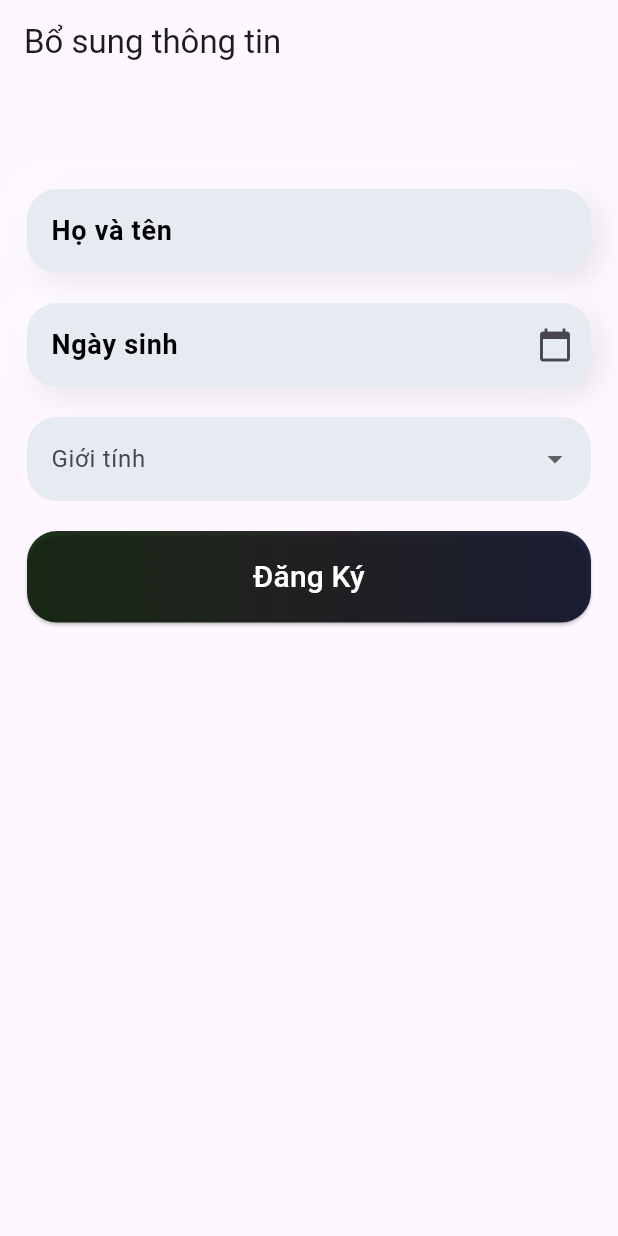
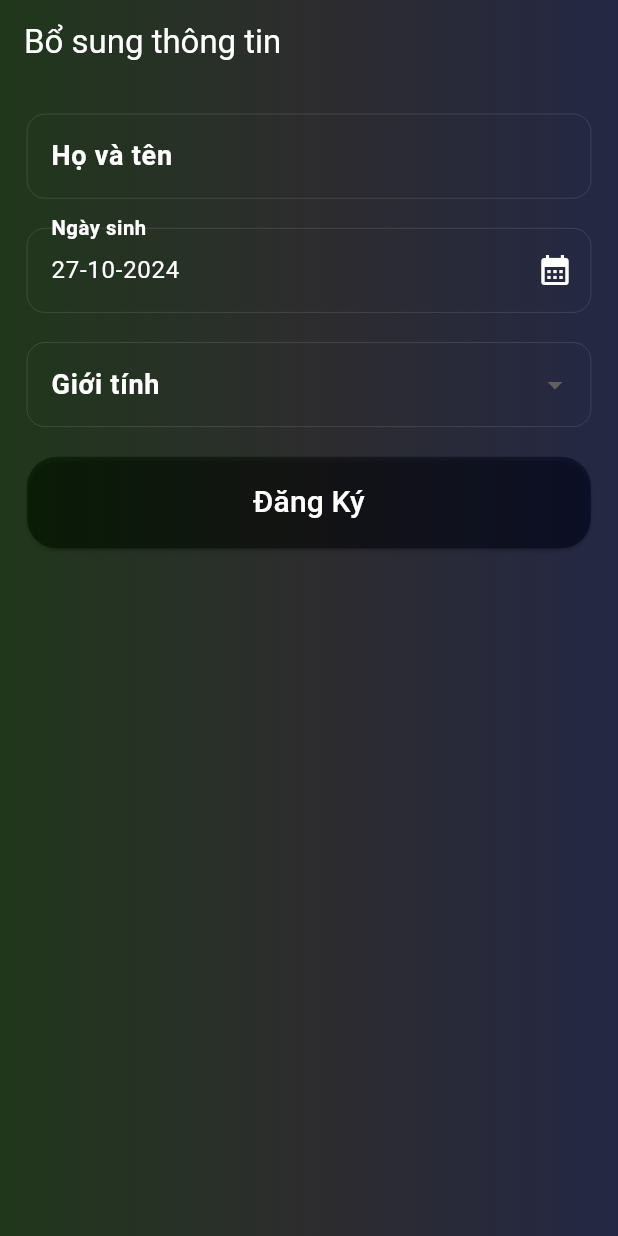
Before and after one commit to nguyenhuyk3/chat_app_mobile_fe, a Flutter app: the SignupFieldInforScreen screen opened directly with empty values, on a phone screen of 412 x 824 dp. Run offline on Flutter 3.47's test engine with Material 3 defaults, Android fonts, the phone set to English and light mode, and no system bars; our stand-ins replace bubble, cloud_firestore, firebase_auth, firebase_core, shared_preferences; missing offline and left inert: mailer; accounts and stored records are empty.

Commit message:
27/10/2024

```diff
--- a/lib/main.dart
+++ b/lib/main.dart
@@ -1,6 +1,5 @@
 import 'package:chat_app_mobile_fe/screens/authentication/login/login_screen.dart';
 import 'package:chat_app_mobile_fe/screens/chat/chat_home_screen.dart';
-import 'package:chat_app_mobile_fe/screens/setting/setting_screen.dart';
 import 'package:firebase_core/firebase_core.dart';
 import 'package:flutter/material.dart';
 import 'package:shared_preferences/shared_preferences.dart';
--- a/lib/models/collections/user.collec.dart
+++ b/lib/models/collections/user.collec.dart
@@ -76,4 +76,5 @@ class AppUser {
       updatedAt: json['updatedAt'],
     );
   }
+
 }
--- a/lib/screens/authentication/signup/signup_field_infor_screen.dart
+++ b/lib/screens/authentication/signup/signup_field_infor_screen.dart
@@ -14,11 +14,23 @@ class _SignupFieldInforScreenState extends State<SignupFieldInforScreen> {
   Widget build(BuildContext context) {
     return Scaffold(
       appBar: AppBar(
-        title: const Text('Bổ sung thông tin'),
+        title: const Text(
+          'Bổ sung thông tin',
+          style: TextStyle(color: Colors.white),
+        ),
+        flexibleSpace: Container(
+          decoration: const BoxDecoration(
+            gradient: LinearGradient(
+              colors: [
+                Color(0xE80A2405),
+                Color(0xE8181819),
+                Color(0xE80E1332),
+              ],
+            ),
+          ),
+        ),
       ),
-      body: SignupFieldInfor(
-        eamil: widget.email,
-      ),
+      body: SignupFieldInfor(email: widget.email),
     );
   }
 }
--- a/lib/screens/setting/setting_screen.dart
+++ b/lib/screens/setting/setting_screen.dart
@@ -1,6 +1,5 @@
 import 'package:chat_app_mobile_fe/widgets/setting/setting_infor.dart';
 import 'package:chat_app_mobile_fe/widgets/setting/setting_items.dart';
-import 'package:chat_app_mobile_fe/widgets/setting/setting_profile_name.dart';
 import 'package:flutter/material.dart';
 
 class MySettingScreen extends StatefulWidget {
--- a/lib/widgets/authentication/signup/signup_date_field.dart
+++ b/lib/widgets/authentication/signup/signup_date_field.dart
@@ -1,57 +1,83 @@
+import 'package:chat_app_mobile_fe/widgets/modals/form_day_month_year.dart';
 import 'package:flutter/material.dart';
 
-class SignupDateField extends StatelessWidget {
-  final TextEditingController controller;
-  const SignupDateField({super.key, required this.controller});
+class SignupDateField extends StatefulWidget {
+  final TextEditingController controllerDate;
+
+  const SignupDateField({super.key, required this.controllerDate});
+
+  @override
+  _SignupDateFieldState createState() => _SignupDateFieldState();
+}
+
+class _SignupDateFieldState extends State<SignupDateField> {
+  String selectedDate = '';
+
+  @override
+  void initState() {
+    super.initState();
+    // Lấy ngày hiện tại
+    DateTime now = DateTime.now();
+    // Gán giá trị mặc định với định dạng dd-mm-yyyy
+    selectedDate =
+        '${now.day.toString().padLeft(2, '0')}-${now.month.toString().padLeft(2, '0')}-${now.year}';
+    widget.controllerDate.text = selectedDate;
+  }
+
+  void _showDatePicker() {
+    showDialog(
+      context: context,
+      builder: (context) {
+        return SizedBox(
+          height: MediaQuery.of(context).size.height * 0.5,
+          child: FormSelectDayMonthYear(
+            onDateSelected: (date) {
+              setState(() {
+                selectedDate = date; // Cập nhật giá trị đã chọn
+                widget.controllerDate.text =
+                    selectedDate; // Cập nhật giá trị cho TextFormField
+              });
+              Navigator.pop(context);
+            },
+            initialDate: selectedDate, // Truyền giá trị đã chọn vào đây
+          ),
+        );
+      },
+    );
+  }
 
   @override
   Widget build(BuildContext context) {
     return Container(
       decoration: BoxDecoration(
-        color: const Color(0xFFE6EBF1),
-        borderRadius: BorderRadius.circular(20),
-        boxShadow: const [
-          BoxShadow(
-            color: Colors.black12,
-            offset: Offset(4, 4),
-            blurRadius: 15,
-          ),
-          BoxShadow(
-            color: Colors.white,
-            offset: Offset(-4, -4),
-            blurRadius: 15,
-          ),
-        ],
+        border: Border.all(width: 0.08, color: Colors.white),
+        borderRadius: BorderRadius.circular(12),
       ),
       child: TextFormField(
-        controller: controller,
+        controller: widget.controllerDate,
+        readOnly: true,
+        style: const TextStyle(color: Colors.white),
         decoration: InputDecoration(
-          labelText: 'Ngày sinh',
-          labelStyle: const TextStyle(
-            fontWeight: FontWeight.bold,
-            color: Colors.black,
-            fontSize: 18,
+          label: const Text(
+            'Ngày sinh',
+            style: TextStyle(
+              fontWeight: FontWeight.bold,
+              color: Colors.white,
+              fontSize: 18,
+            ),
           ),
-          suffixIcon: const Icon(Icons.calendar_today),
           border: OutlineInputBorder(
             borderRadius: BorderRadius.circular(20),
             borderSide: BorderSide.none,
           ),
+          suffixIcon: IconButton(
+            icon: const Icon(
+              Icons.calendar_month_sharp,
+              color: Colors.white,
+            ),
+            onPressed: _showDatePicker,
+          ),
         ),
-        readOnly: true,
-        onTap: () async {
-          DateTime? pickedDate = await showDatePicker(
-            context: context,
-            initialDate: DateTime.now(),
-            firstDate: DateTime(1900),
-            lastDate: DateTime.now(),
-          );
-
-          if (pickedDate != null) {
-            controller.text =
-                "${pickedDate.day}/${pickedDate.month}/${pickedDate.year}";
-          }
-        },
       ),
     );
   }
--- a/lib/widgets/authentication/signup/signup_field_infor.dart
+++ b/lib/widgets/authentication/signup/signup_field_infor.dart
@@ -1,14 +1,14 @@
 import 'package:chat_app_mobile_fe/screens/authentication/login/login_screen.dart';
-import 'package:chat_app_mobile_fe/services/auth_services.dart';
+import 'package:flutter/material.dart';
 import 'package:chat_app_mobile_fe/widgets/authentication/signup/signup_button.dart';
 import 'package:chat_app_mobile_fe/widgets/authentication/signup/signup_date_field.dart';
 import 'package:chat_app_mobile_fe/widgets/authentication/signup/signup_genre_down.dart';
 import 'package:chat_app_mobile_fe/widgets/authentication/signup/signup_textfield.dart';
-import 'package:flutter/material.dart';
+import 'package:chat_app_mobile_fe/services/auth_services.dart';
 
 class SignupFieldInfor extends StatefulWidget {
-  final String eamil;
-  const SignupFieldInfor({super.key, required this.eamil});
+  final String email;
+  const SignupFieldInfor({super.key, required this.email});
 
   @override
   State<SignupFieldInfor> createState() => _SignupFieldInforState();
@@ -16,21 +16,30 @@ class SignupFieldInfor extends StatefulWidget {
 
 class _SignupFieldInforState extends State<SignupFieldInfor> {
   final _controllerFullname = TextEditingController();
-  final _controllerBirthdate = TextEditingController();
+  final _controllerBrithday = TextEditingController();
   String? selectedGender;
+
   @override
   Widget build(BuildContext context) {
-    return Scaffold(
-      body: SingleChildScrollView(
+    return Container(
+      height: double.infinity,
+      decoration: const BoxDecoration(
+        gradient: LinearGradient(
+          colors: [
+            Color(0xE80A2405),
+            Color(0xE8181819),
+            Color(0xE80E1332),
+          ],
+        ),
+      ),
+      child: SingleChildScrollView(
         child: Padding(
-          padding: const EdgeInsets.only(top: 50, left: 18, right: 18),
+          padding: const EdgeInsets.only(left: 18, right: 18),
           child: Form(
             child: Column(
               mainAxisAlignment: MainAxisAlignment.center,
               children: [
-                const SizedBox(
-                  height: 20,
-                ),
+                const SizedBox(height: 20),
                 SignupTextField(
                   controller: _controllerFullname,
                   label: 'Họ và tên',
@@ -38,42 +47,30 @@ class _SignupFieldInforState extends State<SignupFieldInfor> {
                   obscureText: false,
                   validator: null,
                 ),
-                const SizedBox(
-                  height: 20,
-                ),
-                SignupDateField(
-                  controller: _controllerBirthdate,
-                ),
-                const SizedBox(
-                  height: 20,
-                ),
+                const SizedBox(height: 20),
+                SignupDateField(controllerDate: _controllerBrithday),
+                const SizedBox(height: 20),
                 GenderDropdown(
                   onChanged: (gender) {
                     setState(() {
-                      selectedGender = gender; // Nhận giá trị giới tính
+                      selectedGender = gender;
                     });
                   },
                 ),
-                const SizedBox(
-                  height: 20,
-                ),
+                const SizedBox(height: 20),
                 SignupButton(
                   onPressed: () async {
-                    // Gọi hàm updateUserInfo
                     await AuthServices().updateUserInfo(
-                      widget.eamil,
+                      widget.email,
                       _controllerFullname.text,
-                      _controllerBirthdate.text,
+                      _controllerBrithday.text,
                       selectedGender ??
-                          "Nam", // Mặc định là "Nam" nếu không có giá trị
+                          "Nam", // Mặc định là "Nam" nếu không chọn
                     );
-                    // Thông báo cho người dùng
                     ScaffoldMessenger.of(context).showSnackBar(
                       const SnackBar(
                           content: Text('Cập nhật thông tin thành công!')),
                     );
-
-                    // Điều hướng về màn hình khác nếu cần
                     Navigator.pushReplacement(
                       context,
                       MaterialPageRoute(
--- a/lib/widgets/authentication/signup/signup_genre_down.dart
+++ b/lib/widgets/authentication/signup/signup_genre_down.dart
@@ -1,7 +1,7 @@
 import 'package:flutter/material.dart';
 
 class GenderDropdown extends StatefulWidget {
-  final ValueChanged<String?> onChanged; // Thêm callback để truyền giá trị
+  final ValueChanged<String?> onChanged; // Callback để truyền giá trị
   const GenderDropdown({super.key, required this.onChanged});
 
   @override
@@ -13,31 +13,51 @@ class _GenderDropdownState extends State<GenderDropdown> {
 
   @override
   Widget build(BuildContext context) {
-    return DropdownButtonFormField<String>(
-      decoration: InputDecoration(
+    return Container(
+      decoration: BoxDecoration(
+        border: Border.all(width: 0.08, color: Colors.white),
+        borderRadius: BorderRadius.circular(12),
+      ),
+      child: DropdownButtonFormField<String>(
+        style: const TextStyle(color: Colors.white),
+        decoration: const InputDecoration(
           labelText: 'Giới tính',
-        border: OutlineInputBorder(
-          borderRadius: BorderRadius.circular(20),
-          borderSide: BorderSide.none,
+          labelStyle: TextStyle(
+            fontWeight: FontWeight.bold,
+            color: Colors.white,
+            fontSize: 18,
           ),
-        filled: true,
-        fillColor: const Color(0xFFE6EBF1),
+          border: OutlineInputBorder(borderSide: BorderSide.none),
         ),
         value: selectedGender,
         onChanged: (String? newValue) {
           setState(() {
             selectedGender = newValue;
           });
-
           widget.onChanged(newValue);
         },
+        alignment: Alignment.bottomCenter,
         items:
             <String>['Nam', 'Nữ'].map<DropdownMenuItem<String>>((String value) {
           return DropdownMenuItem<String>(
             value: value,
-          child: Text(value),
+            child: Text(value,
+                style: const TextStyle(color: Colors.black)), // Màu chữ cho item
           );
         }).toList(),
+        selectedItemBuilder: (BuildContext context) {
+          return <String>['Nam', 'Nữ'].map<Widget>((String value) {
+            return Container(
+              child: Text(
+                value,
+                style: const TextStyle(
+                  color: Colors.white, // Màu chữ cho item đã chọn
+                ),
+              ),
+            );
+          }).toList();
+        },
+      ),
     );
   }
 }
--- a/lib/widgets/authentication/signup/signup_textfield.dart
+++ b/lib/widgets/authentication/signup/signup_textfield.dart
@@ -24,20 +24,8 @@ class SignupTextField extends StatelessWidget {
   Widget build(BuildContext context) {
     return Container(
       decoration: BoxDecoration(
-        color: const Color(0xFFE6EBF1),
-        borderRadius: BorderRadius.circular(20),
-        boxShadow: const [
-          BoxShadow(
-            color: Colors.black12,
-            offset: Offset(4, 4),
-            blurRadius: 15,
-          ),
-          BoxShadow(
-            color: Colors.white,
-            offset: Offset(-4, -4),
-            blurRadius: 15,
-          ),
-        ],
+        border: Border.all(width: 0.08, color: Colors.white),
+        borderRadius: BorderRadius.circular(12),
       ),
       child: TextFormField(
         controller: controller,
@@ -45,17 +33,18 @@ class SignupTextField extends StatelessWidget {
         obscureText: obscureText,
         keyboardType: TextInputType.text,
         readOnly: readOnly,
+        style: TextStyle(color: Colors.white.withOpacity(0.8)),
         decoration: InputDecoration(
           label: Text(
             label,
             style: const TextStyle(
               fontWeight: FontWeight.bold,
-              color: Colors.black,
+              color: Colors.white,
               fontSize: 18,
             ),
           ),
           hintText: hint,
-          hintStyle: const TextStyle(color: Colors.black38),
+          hintStyle: TextStyle(color: Colors.white.withOpacity(0.8)),
           border: OutlineInputBorder(
             borderRadius: BorderRadius.circular(20),
             borderSide: BorderSide.none,
--- a/lib/widgets/chat_home/chat_header_widget.dart
+++ b/lib/widgets/chat_home/chat_header_widget.dart
@@ -54,7 +54,7 @@ class _ChatHeaderWidgetState extends State<ChatHeaderWidget> {
               if (value == 'settings') {
                 // Xử lý khi chọn "Cài đặt"
                 Navigator.push(context,
-                    MaterialPageRoute(builder: (context) => MySettingScreen()));
+                    MaterialPageRoute(builder: (context) => const MySettingScreen()));
                 // Điều hướng tới màn hình cài đặt (nếu cần)
               } else if (value == 'logout') {
                 // Xử lý khi chọn "Đăng xuất"
--- a/lib/widgets/setting/setting_change_password_button.dart
+++ b/lib/widgets/setting/setting_change_password_button.dart
@@ -22,7 +22,7 @@ class _SettingChangePasswordButtonState
           border: Border.all(width: 0.08, color: Colors.white)),
       child: TextButton(
         onPressed: widget.onPressed,
-        child: Text(
+        child: const Text(
           'XÁC NHẬN',
           style: TextStyle(
             color: Colors.white,
--- a/lib/widgets/setting/setting_change_password_form.dart
+++ b/lib/widgets/setting/setting_change_password_form.dart
@@ -45,17 +45,17 @@ class _SettingChangePasswordFormState extends State<SettingChangePasswordForm> {
             hintText: 'Nhập mật khẩu hiện tại',
             controller: _currentPasswordController,
           ),
-          SizedBox(height: 10),
+          const SizedBox(height: 10),
           SettingChangePasswordTextfield(
             hintText: 'Nhập mật khẩu mới',
             controller: _newPasswordController,
           ),
-          SizedBox(height: 10),
+          const SizedBox(height: 10),
           SettingChangePasswordTextfield(
             hintText: 'Nhập lại mật khẩu mới',
             controller: _confirmPasswordController,
           ),
-          SizedBox(height: 20),
+          const SizedBox(height: 20),
           SettingChangePasswordButton(onPressed: _changePassword),
         ],
       ),
--- a/lib/widgets/setting/setting_change_password_textfield.dart
+++ b/lib/widgets/setting/setting_change_password_textfield.dart
@@ -19,7 +19,7 @@ class _SettingChangePasswordTextfieldState
   @override
   Widget build(BuildContext context) {
     return TextFormField(
-      style: TextStyle(color: Colors.white),
+      style: const TextStyle(color: Colors.white),
       controller: widget.controller, // Sử dụng controller
       decoration: InputDecoration(
           hintText: widget.hintText,
--- a/lib/widgets/setting/setting_items.dart
+++ b/lib/widgets/setting/setting_items.dart
@@ -1,5 +1,4 @@
 import 'package:chat_app_mobile_fe/screens/setting/setting_change_password_screen.dart';
-import 'package:chat_app_mobile_fe/widgets/setting/setting_profile_name.dart';
 import 'package:chat_app_mobile_fe/widgets/setting/setting_item.dart';
 import 'package:flutter/material.dart';
 
--- a/lib/widgets/setting/setting_profile_email.dart
+++ b/lib/widgets/setting/setting_profile_email.dart
@@ -10,7 +10,7 @@ class SettingProfileEmail extends StatefulWidget {
 
 class _SettingProfileEmailState extends State<SettingProfileEmail> {
   String? email; // Biến để lưu email
-  SettingService _settingService = SettingService();
+  final SettingService _settingService = SettingService();
   @override
   void initState() {
     super.initState();
--- a/lib/widgets/setting/setting_profile_name.dart
+++ b/lib/widgets/setting/setting_profile_name.dart
@@ -10,7 +10,7 @@ class SettingProfileName extends StatefulWidget {
 
 class _SettingProfileNameState extends State<SettingProfileName> {
   String? name; // Biến để lưu tên
-  SettingService _settingService = SettingService();
+  final SettingService _settingService = SettingService();
 
   Future<void> _fetchUserData() async {
     final userData = await _settingService.fetchUserData();
```
Also changed, not shown: lib/widgets/modals/form_day_month_year.dart (added, +190 -0 lines), lib/widgets/setting/setting_infor.dart (+12 -12 lines). Lines whose indentation alone changed are shown as unchanged.
